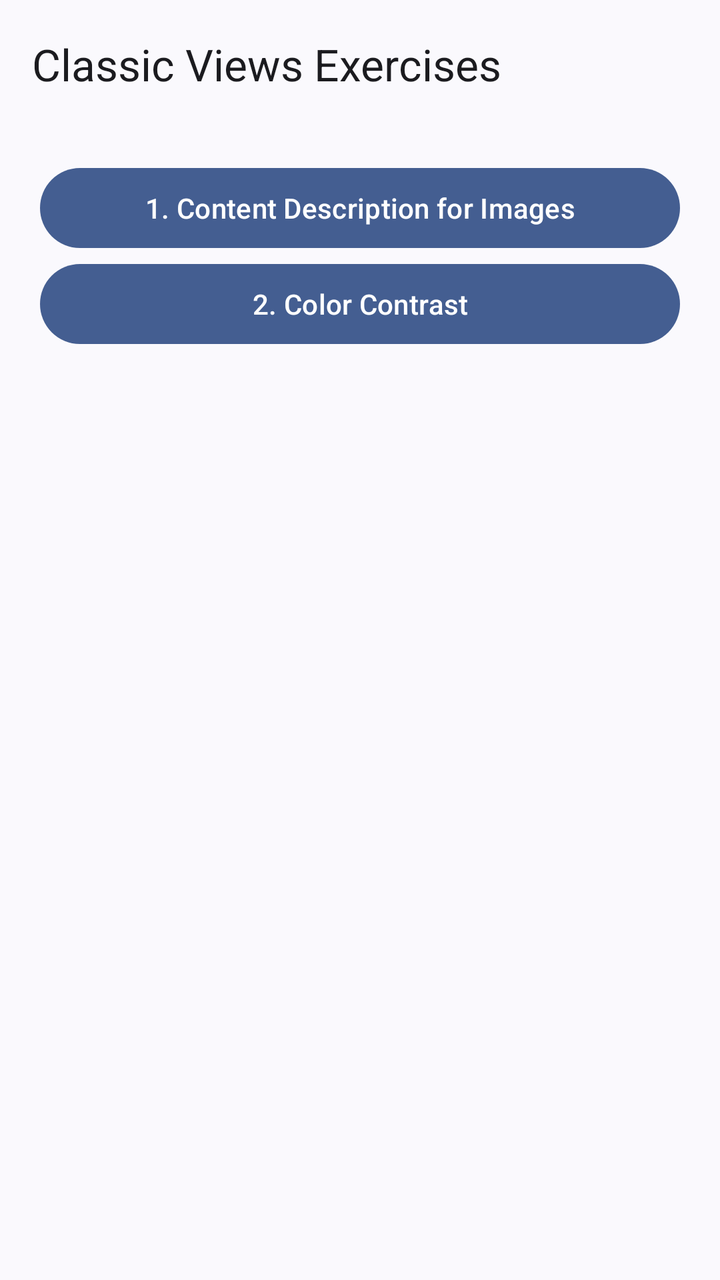
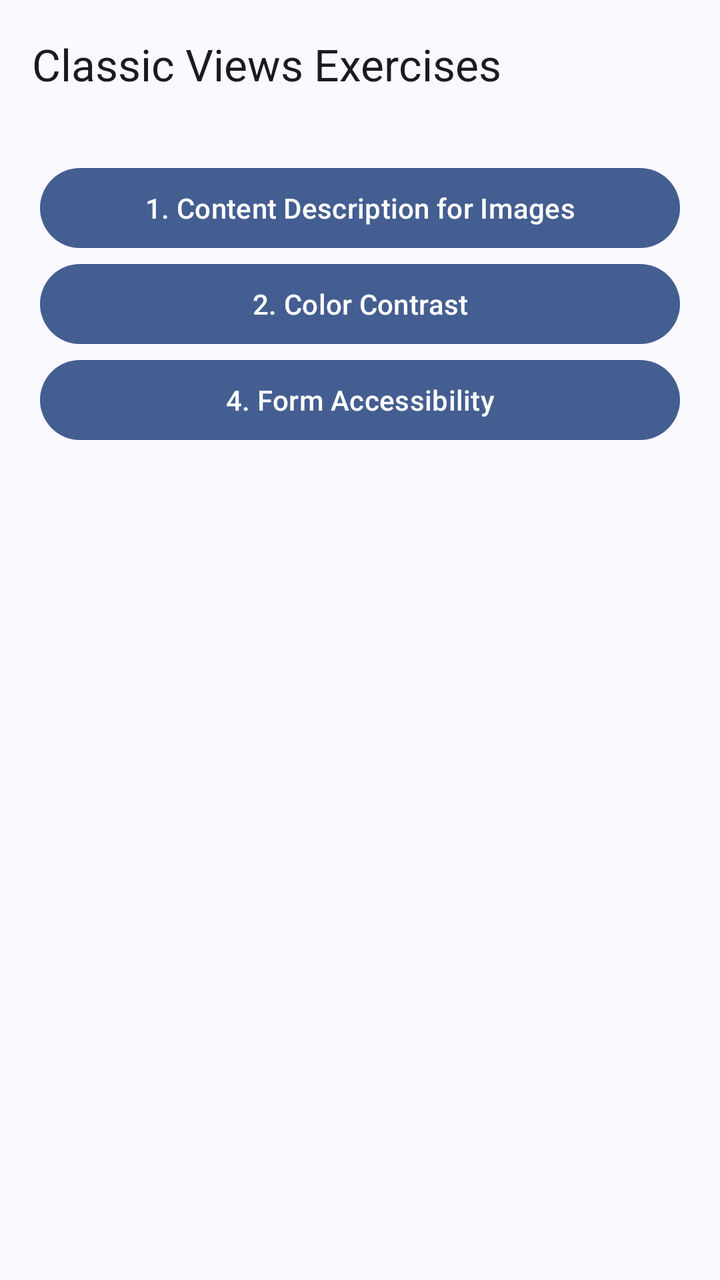

Two renders of the same Android screen: before a commit and after it. Below are the layout's source before the change and the commit's diff.
<!-- AndroidManifest.xml: application theme Theme.AccessibilityExpert -->
<!-- res/layout/activity_classic_views.xml -->
<?xml version="1.0" encoding="utf-8"?>
<androidx.coordinatorlayout.widget.CoordinatorLayout xmlns:android="http://schemas.android.com/apk/res/android"
    xmlns:app="http://schemas.android.com/apk/res-auto"
    xmlns:tools="http://schemas.android.com/tools"
    android:layout_width="match_parent"
    android:layout_height="match_parent"
    android:fitsSystemWindows="true"
    tools:context=".classic.ClassicViewsActivity">

    <com.google.android.material.appbar.AppBarLayout
        android:layout_width="match_parent"
        android:layout_height="wrap_content">

        <androidx.appcompat.widget.Toolbar
            android:id="@+id/toolbar"
            android:layout_width="match_parent"
            android:layout_height="?attr/actionBarSize"
            app:title="@string/classic_views_title"/>

    </com.google.android.material.appbar.AppBarLayout>

    <androidx.core.widget.NestedScrollView
        android:layout_width="match_parent"
        android:layout_height="match_parent"
        app:layout_behavior="@string/appbar_scrolling_view_behavior">

        <androidx.constraintlayout.widget.ConstraintLayout
            android:layout_width="match_parent"
            android:layout_height="wrap_content"
            android:padding="16dp">

            <Button
                android:id="@+id/btn_exercise1"
                android:layout_width="0dp"
                android:layout_height="wrap_content"
                android:layout_marginBottom="8dp"
                android:text="@string/exercise1_title"
                app:layout_constraintTop_toTopOf="parent"
                app:layout_constraintStart_toStartOf="parent"
                app:layout_constraintEnd_toEndOf="parent"
                app:layout_constraintWidth_max="320dp" />

            <Button
                android:id="@+id/btn_exercise2"
                android:layout_width="0dp"
                android:layout_height="wrap_content"
                android:layout_marginBottom="8dp"
                android:text="@string/exercise2_title"
                app:layout_constraintTop_toBottomOf="@id/btn_exercise1"
                app:layout_constraintStart_toStartOf="parent"
                app:layout_constraintEnd_toEndOf="parent"
                app:layout_constraintWidth_max="320dp" />

            

        </androidx.constraintlayout.widget.ConstraintLayout>
    </androidx.core.widget.NestedScrollView>

</androidx.coordinatorlayout.widget.CoordinatorLayout>
<!-- resources referenced by this layout -->
<resources>
  <string name="classic_views_title">Classic Views Exercises</string>
  <string name="exercise1_title">1. Content Description for Images</string>
  <string name="exercise2_title">2. Color Contrast</string>
  <style name="Theme.AccessibilityExpert" parent="Theme.Material3.DynamicColors.DayNight.NoActionBar" />
</resources>

<!-- the commit's change to res/layout/activity_classic_views.xml (unified diff, before → after) -->
@@ -51,6 +51,17 @@
                 app:layout_constraintEnd_toEndOf="parent"
                 app:layout_constraintWidth_max="320dp" />
 
+            <Button
+                android:id="@+id/btn_exercise4"
+                android:layout_width="0dp"
+                android:layout_height="wrap_content"
+                android:layout_marginBottom="8dp"
+                android:text="@string/exercise4_title"
+                app:layout_constraintTop_toBottomOf="@id/btn_exercise2"
+                app:layout_constraintStart_toStartOf="parent"
+                app:layout_constraintEnd_toEndOf="parent"
+                app:layout_constraintWidth_max="320dp" />
+
             
 
         </androidx.constraintlayout.widget.ConstraintLayout>
<!-- resource entries referenced after the edit -->
@@ -3,6 +3,7 @@
   <string name="classic_views_title">Classic Views Exercises</string>
   <string name="exercise1_title">1. Content Description for Images</string>
   <string name="exercise2_title">2. Color Contrast</string>
+  <string name="exercise4_title">4. Form Accessibility</string>
   <style name="Theme.AccessibilityExpert" parent="Theme.Material3.DynamicColors.DayNight.NoActionBar" />
 </resources>
 
